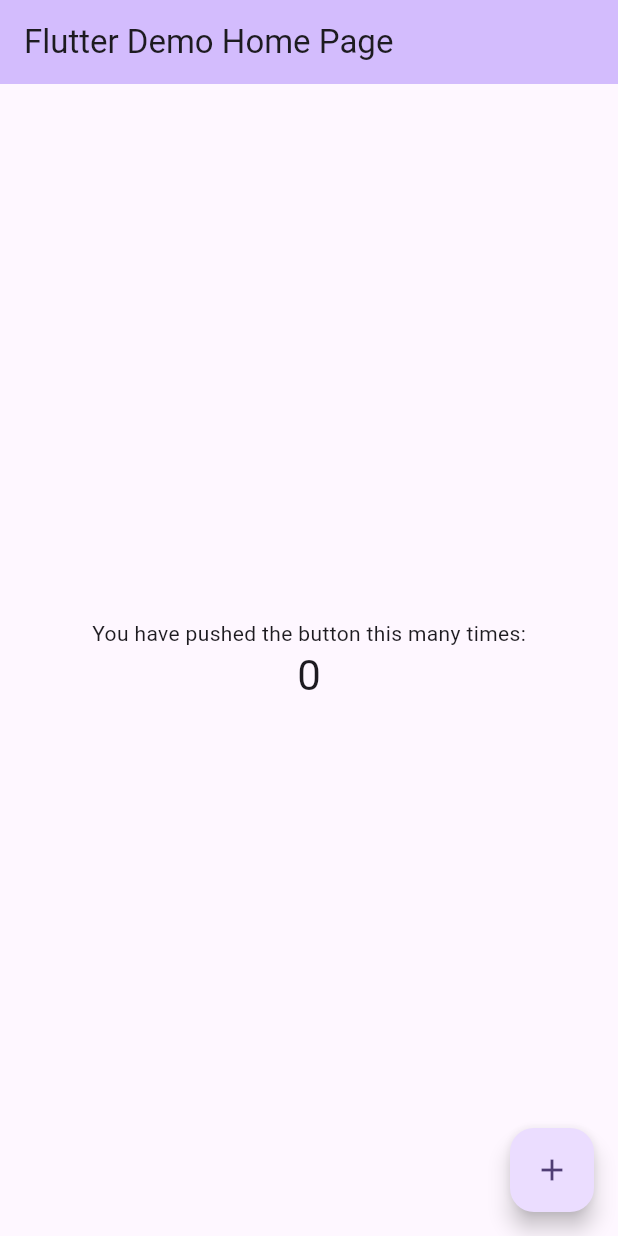
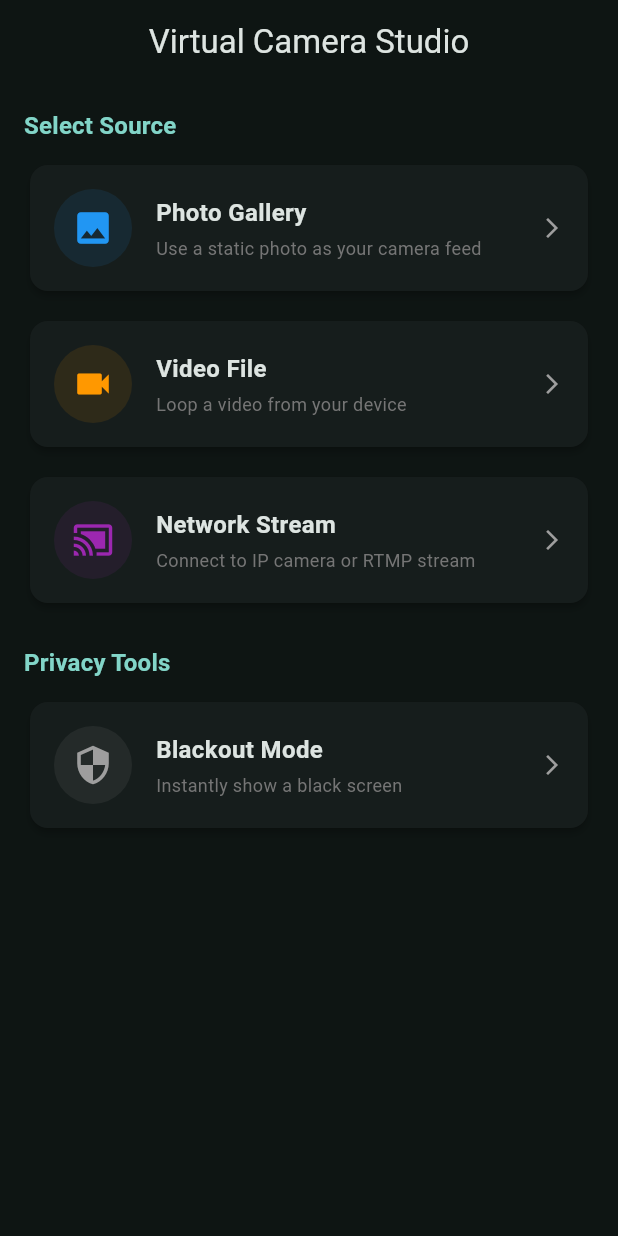
Before and after one commit to could-ai/019ae381-2e39-7dd6-ba59-9b41fc4d64ea, a Flutter app: the screen it shows after launch, on a phone screen of 412 x 824 dp. Run offline on Flutter 3.47's test engine with Material 3 defaults, Android fonts, the phone set to English and light mode, and no system bars; our stand-ins replace image_picker, video_player.

Commit message:
Added dependencies for image_picker, video_player, permission_handler, and path_provider to support media selection and playback features.; Replaced the default counter app with the VirtualCameraApp entry point, setting up a dark theme and routing to HomeScreen.; Created HomeScreen with options to select Photo, Video, Network Stream, or Blackout Mode. Implemented navigation to PreviewScreen.; Created PreviewScreen to display the selected media source (Image, Video, Stream) or a blackout screen. Implemented video playback logic.

```diff
--- a/usr/lib/main.dart
+++ b/usr/lib/main.dart
@@ -1,123 +1,33 @@
 import 'package:flutter/material.dart';
+import 'screens/home_screen.dart';
 
 void main() {
-  runApp(const MyApp());
+  runApp(const VirtualCameraApp());
 }
 
-class MyApp extends StatelessWidget {
-  const MyApp({super.key});
+class VirtualCameraApp extends StatelessWidget {
+  const VirtualCameraApp({super.key});
 
-  // This widget is the root of your application.
   @override
   Widget build(BuildContext context) {
     return MaterialApp(
-      title: 'Flutter Demo',
+      title: 'Virtual Camera Privacy',
       debugShowCheckedModeBanner: false,
       theme: ThemeData(
-        // This is the theme of your application.
-        //
-        // TRY THIS: Try running your application with "flutter run". You'll see
-        // the application has a purple toolbar. Then, without quitting the app,
-        // try changing the seedColor in the colorScheme below to Colors.green
-        // and then invoke "hot reload" (save your changes or press the "hot
-        // reload" button in a Flutter-supported IDE, or press "r" if you used
-        // the command line to start the app).
-        //
-        // Notice that the counter didn't reset back to zero; the application
-        // state is not lost during the reload. To reset the state, use hot
-        // restart instead.
-        //
-        // This works for code too, not just values: Most code changes can be
-        // tested with just a hot reload.
-        colorScheme: ColorScheme.fromSeed(seedColor: Colors.deepPurple),
+        colorScheme: ColorScheme.fromSeed(
+          seedColor: Colors.teal,
+          brightness: Brightness.dark,
+        ),
+        useMaterial3: true,
+        appBarTheme: const AppBarTheme(
+          centerTitle: true,
+          elevation: 0,
+        ),
       ),
       initialRoute: '/',
       routes: {
-        '/': (context) => const MyHomePage(title: 'Flutter Demo Home Page'),
+        '/': (context) => const HomeScreen(),
       },
     );
   }
 }
-
-class MyHomePage extends StatefulWidget {
-  const MyHomePage({super.key, required this.title});
-
-  // This widget is the home page of your application. It is stateful, meaning
-  // that it has a State object (defined below) that contains fields that affect
-  // how it looks.
-
-  // This class is the configuration for the state. It holds the values (in this
-  // case the title) provided by the parent (in this case the App widget) and
-  // used by the build method of the State. Fields in a Widget subclass are
-  // always marked "final".
-
-  final String title;
-
-  @override
-  State<MyHomePage> createState() => _MyHomePageState();
-}
-
-class _MyHomePageState extends State<MyHomePage> {
-  int _counter = 0;
-
-  void _incrementCounter() {
-    setState(() {
-      // This call to setState tells the Flutter framework that something has
-      // changed in this State, which causes it to rerun the build method below
-      // so that the display can reflect the updated values. If we changed
-      // _counter without calling setState(), then the build method would not be
-      // called again, and so nothing would appear to happen.
-      _counter++;
-    });
-  }
-
-  @override
-  Widget build(BuildContext context) {
-    // This method is rerun every time setState is called, for instance as done
-    // by the _incrementCounter method above.
-    //
-    // The Flutter framework has been optimized to make rerunning build methods
-    // fast, so that you can just rebuild anything that needs updating rather
-    // than having to individually change instances of widgets.
-    return Scaffold(
-      appBar: AppBar(
-        // TRY THIS: Try changing the color here to a specific color (to
-        // Colors.amber, perhaps?) and trigger a hot reload to see the AppBar
-        // change color while the other colors stay the same.
-        backgroundColor: Theme.of(context).colorScheme.inversePrimary,
-        // Here we take the value from the MyHomePage object that was created by
-        // the App.build method, and use it to set our appbar title.
-        title: Text(widget.title),
-      ),
-      body: Center(
-        // Center is a layout widget. It takes a single child and positions it
-        // in the middle of the parent.
-        child: Column(
-          // Column is also a layout widget. It takes a list of children and
-          // arranges them vertically. By default, it sizes itself to fit its
-          // children horizontally, and tries to be as tall as its parent.
-          //
-          // Column has various properties to control how it sizes itself and
-          // how it positions its children. Here we use mainAxisAlignment to
-          // center the children vertically; the main axis here is the vertical
-          // axis because Columns are vertical (the cross axis would be
-          // horizontal).
-          //
-          // TRY THIS: Invoke "debug painting" (choose the "Toggle Debug Paint"
-          // action in the IDE, or press "p" in the console), to see the
-          // wireframe for each widget.
-          mainAxisAlignment: MainAxisAlignment.center,
-          children: <Widget>[
-            const Text('You have pushed the button this many times:'),
-            Text('$_counter', style: Theme.of(context).textTheme.headlineMedium),
-          ],
-        ),
-      ),
-      floatingActionButton: FloatingActionButton(
-        onPressed: _incrementCounter,
-        tooltip: 'Increment',
-        child: const Icon(Icons.add),
-      ), // This trailing comma makes auto-formatting nicer for build methods.
-    );
-  }
-}
--- /dev/null
+++ b/usr/lib/screens/home_screen.dart
@@ -0,0 +1,227 @@
+import 'dart:io';
+import 'package:flutter/material.dart';
+import 'package:image_picker/image_picker.dart';
+import 'package:video_player/video_player.dart';
+import 'preview_screen.dart';
+
+class HomeScreen extends StatefulWidget {
+  const HomeScreen({super.key});
+
+  @override
+  State<HomeScreen> createState() => _HomeScreenState();
+}
+
+class _HomeScreenState extends State<HomeScreen> {
+  final ImagePicker _picker = ImagePicker();
+
+  Future<void> _pickImage(ImageSource source) async {
+    try {
+      final XFile? image = await _picker.pickImage(source: source);
+      if (image != null) {
+        if (!mounted) return;
+        Navigator.push(
+          context,
+          MaterialPageRoute(
+            builder: (context) => PreviewScreen(
+              sourceType: SourceType.image,
+              filePath: image.path,
+            ),
+          ),
+        );
+      }
+    } catch (e) {
+      _showError('Error picking image: $e');
+    }
+  }
+
+  Future<void> _pickVideo(ImageSource source) async {
+    try {
+      final XFile? video = await _picker.pickVideo(source: source);
+      if (video != null) {
+        if (!mounted) return;
+        Navigator.push(
+          context,
+          MaterialPageRoute(
+            builder: (context) => PreviewScreen(
+              sourceType: SourceType.video,
+              filePath: video.path,
+            ),
+          ),
+        );
+      }
+    } catch (e) {
+      _showError('Error picking video: $e');
+    }
+  }
+
+  void _openNetworkStreamDialog() {
+    final TextEditingController urlController = TextEditingController();
+    showDialog(
+      context: context,
+      builder: (context) => AlertDialog(
+        title: const Text('Enter Stream URL'),
+        content: TextField(
+          controller: urlController,
+          decoration: const InputDecoration(
+            hintText: 'http://, rtsp://, or rtmp://',
+            border: OutlineInputBorder(),
+          ),
+        ),
+        actions: [
+          TextButton(
+            onPressed: () => Navigator.pop(context),
+            child: const Text('Cancel'),
+          ),
+          FilledButton(
+            onPressed: () {
+              if (urlController.text.isNotEmpty) {
+                Navigator.pop(context);
+                Navigator.push(
+                  context,
+                  MaterialPageRoute(
+                    builder: (context) => PreviewScreen(
+                      sourceType: SourceType.stream,
+                      filePath: urlController.text,
+                    ),
+                  ),
+                );
+              }
+            },
+            child: const Text('Connect'),
+          ),
+        ],
+      ),
+    );
+  }
+
+  void _showError(String message) {
+    ScaffoldMessenger.of(context).showSnackBar(
+      SnackBar(content: Text(message), backgroundColor: Colors.red),
+    );
+  }
+
+  @override
+  Widget build(BuildContext context) {
+    return Scaffold(
+      appBar: AppBar(
+        title: const Text('Virtual Camera Studio'),
+      ),
+      body: ListView(
+        padding: const EdgeInsets.all(16.0),
+        children: [
+          _buildSectionHeader('Select Source'),
+          const SizedBox(height: 10),
+          _buildSourceCard(
+            icon: Icons.image,
+            title: 'Photo Gallery',
+            subtitle: 'Use a static photo as your camera feed',
+            color: Colors.blue,
+            onTap: () => _pickImage(ImageSource.gallery),
+          ),
+          const SizedBox(height: 12),
+          _buildSourceCard(
+            icon: Icons.videocam,
+            title: 'Video File',
+            subtitle: 'Loop a video from your device',
+            color: Colors.orange,
+            onTap: () => _pickVideo(ImageSource.gallery),
+          ),
+          const SizedBox(height: 12),
+          _buildSourceCard(
+            icon: Icons.cast_connected,
+            title: 'Network Stream',
+            subtitle: 'Connect to IP camera or RTMP stream',
+            color: Colors.purple,
+            onTap: _openNetworkStreamDialog,
+          ),
+          const SizedBox(height: 24),
+          _buildSectionHeader('Privacy Tools'),
+          const SizedBox(height: 10),
+          _buildSourceCard(
+            icon: Icons.security,
+            title: 'Blackout Mode',
+            subtitle: 'Instantly show a black screen',
+            color: Colors.grey,
+            onTap: () {
+              Navigator.push(
+                context,
+                MaterialPageRoute(
+                  builder: (context) => const PreviewScreen(
+                    sourceType: SourceType.blackout,
+                    filePath: '',
+                  ),
+                ),
+              );
+            },
+          ),
+        ],
+      ),
+    );
+  }
+
+  Widget _buildSectionHeader(String title) {
+    return Text(
+      title,
+      style: Theme.of(context).textTheme.titleMedium?.copyWith(
+            fontWeight: FontWeight.bold,
+            color: Theme.of(context).colorScheme.primary,
+          ),
+    );
+  }
+
+  Widget _buildSourceCard({
+    required IconData icon,
+    required String title,
+    required String subtitle,
+    required Color color,
+    required VoidCallback onTap,
+  }) {
+    return Card(
+      elevation: 2,
+      shape: RoundedRectangleBorder(borderRadius: BorderRadius.circular(12)),
+      child: InkWell(
+        onTap: onTap,
+        borderRadius: BorderRadius.circular(12),
+        child: Padding(
+          padding: const EdgeInsets.all(16.0),
+          child: Row(
+            children: [
+              Container(
+                padding: const EdgeInsets.all(12),
+                decoration: BoxDecoration(
+                  color: color.withOpacity(0.1),
+                  shape: BoxShape.circle,
+                ),
+                child: Icon(icon, color: color, size: 28),
+              ),
+              const SizedBox(width: 16),
+              Expanded(
+                child: Column(
+                  crossAxisAlignment: CrossAxisAlignment.start,
+                  children: [
+                    Text(
+                      title,
+                      style: const TextStyle(
+                        fontSize: 16,
+                        fontWeight: FontWeight.bold,
+                      ),
+                    ),
+                    const SizedBox(height: 4),
+                    Text(
+                      subtitle,
+                      style: TextStyle(
+                        fontSize: 12,
+                        color: Colors.grey[600],
+                      ),
+                    ),
+                  ],
+                ),
+              ),
+              const Icon(Icons.arrow_forward_ios, size: 16, color: Colors.grey),
+            ],
+          ),
+        ),
+      ),
+    );
+  }
+}
```
Also changed, not shown: usr/lib/screens/preview_screen.dart (added, +137 -0 lines), usr/pubspec.yaml (+6 -71 lines).
